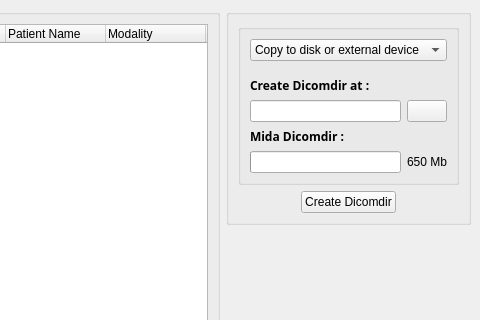
Old version of the form starviewer/src/interface/qcreatedicomdirbase.ui in the repository starviewer-medical/starviewer; both pictures show x 216 to 696 and y 0 to 320 of the 696 by 621 pixel window.
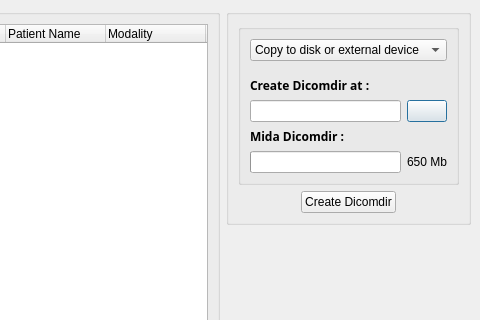
New version of the form. Icons and pictures are not drawn.

Commit message: ENH: S'han canviat les classe QueryScreen i QCreateDicomdir, de QWidget a QObject

Patch:
```diff
--- a/starviewer/src/interface/qcreatedicomdirbase.ui
+++ b/starviewer/src/interface/qcreatedicomdirbase.ui
@@ -3,7 +3,7 @@
  <comment></comment>
  <exportmacro></exportmacro>
  <class>udg::QCreateDicomdirBase</class>
- <widget class="QWidget" name="udg::QCreateDicomdirBase" >
+ <widget class="QDialog" name="udg::QCreateDicomdirBase" >
   <property name="geometry" >
    <rect>
     <x>0</x>
```
The commit also changes 6 other files.
